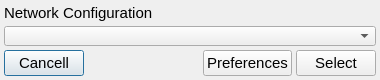
Before: the Qt Designer form ccs/preference/SelectNetworkDomain.ui in bisegni/chaosframework, drawn with Qt 5.
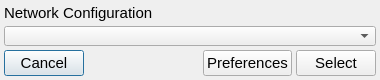
After: the same form once the commit is applied.

Commit message: fix ccs preferences

```diff
--- a/ccs/preference/SelectNetworkDomain.ui
+++ b/ccs/preference/SelectNetworkDomain.ui
@@ -71,7 +71,7 @@
      <item>
       <widget class="QPushButton" name="pushButtonSelection">
        <property name="text">
-        <string>Cancell</string>
+        <string>Cancel</string>
        </property>
       </widget>
      </item>
```
The commit also changes 2 other files.
